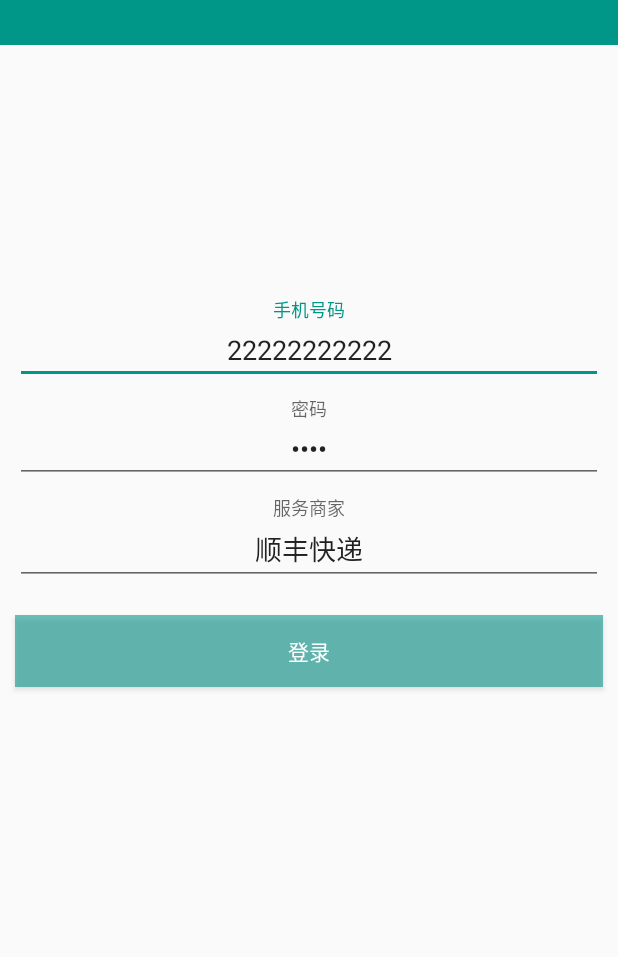
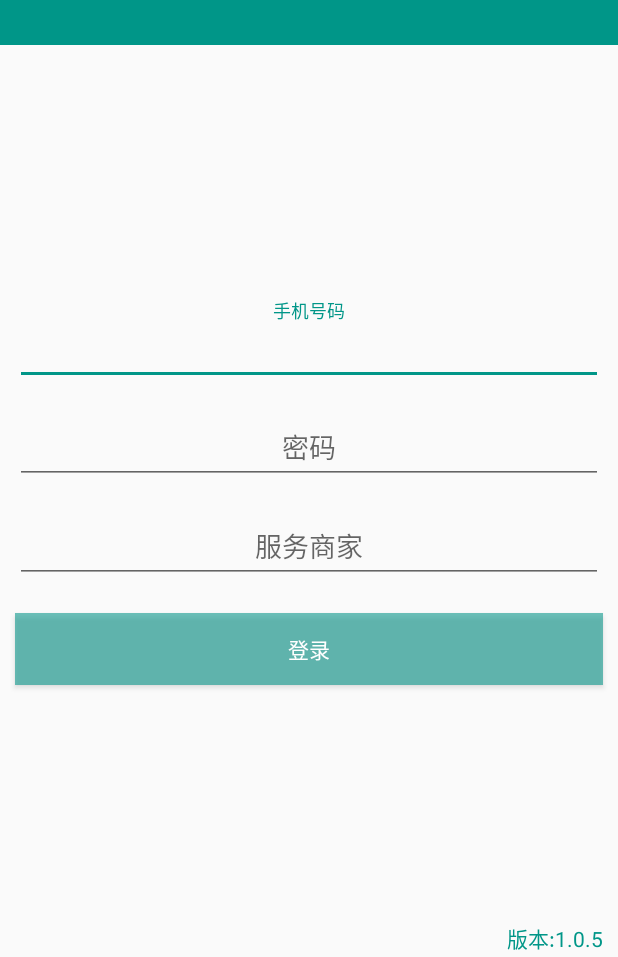
Before and after one commit to angcyo/OnDemand, an Android app: the screen it shows after launch (LoginActivity), on a phone screen of 412 x 824 dp, the part 279-1236 px from its top. Run offline under Robolectric (Android 15) with nearby library versions, the phone set to English and light mode, and no system bars; our stand-ins replace ButterKnife; libraries missing offline, so code that uses them is left out: com.orhanobut.hawk, com.readystatesoftware.systembartint, de.greenrobot.event; pictures from the network do not load; 9 statements that could not run were skipped.

Commit message:
MD5 验证加密

```diff
--- a/app/build.gradle
+++ b/app/build.gradle
@@ -9,7 +9,7 @@ android {
         minSdkVersion 14
         targetSdkVersion 23
         versionCode 1
-        versionName "1.0.4"
+        versionName "1.0.5"
     }
     buildTypes {
         release {
--- a/app/src/main/java/com/angcyo/ondemand/LoginActivity.java
+++ b/app/src/main/java/com/angcyo/ondemand/LoginActivity.java
@@ -5,7 +5,9 @@ import android.os.Bundle;
 import android.support.v7.widget.Toolbar;
 import android.widget.Button;
 import android.widget.EditText;
+import android.widget.TextView;
 
+import com.angcyo.ondemand.components.RConstant;
 import com.angcyo.ondemand.components.RWorkService;
 import com.angcyo.ondemand.components.RWorkThread;
 import com.angcyo.ondemand.control.RTableControl;
@@ -14,8 +16,10 @@ import com.angcyo.ondemand.event.EventNoNet;
 import com.angcyo.ondemand.model.TableCompany;
 import com.angcyo.ondemand.model.TableMember;
 import com.angcyo.ondemand.model.UserInfo;
+import com.angcyo.ondemand.util.MD5;
 import com.angcyo.ondemand.util.PopupTipWindow;
 import com.angcyo.ondemand.util.Util;
+import com.orhanobut.hawk.Hawk;
 
 import butterknife.Bind;
 import butterknife.ButterKnife;
@@ -28,6 +32,9 @@ import de.greenrobot.event.ThreadMode;
  * Created by angcyo on 15-09-27-027.
  */
 public class LoginActivity extends BaseActivity {
+    public static String KEY_USER_NAME = "user_name";
+    public static String KEY_USER_PW = "user_pw";
+    public static String KEY_USER_COMPANY = "user_company";
     @Bind(R.id.toolbar)
     Toolbar toolbar;
     @Bind(R.id.phone)
@@ -38,10 +45,10 @@ public class LoginActivity extends BaseActivity {
     EditText company;
     @Bind(R.id.login)
     Button login;
-
+    @Bind(R.id.app_ver)
+    TextView appVer;
     String strPhone, strPw, strCompany;
     UserInfo userInfo;
-
 
     @Override
     protected void initView(Bundle savedInstanceState) {
@@ -55,9 +62,11 @@ public class LoginActivity extends BaseActivity {
 
     @Override
     protected void initAfter() {
-        phone.setText("22222222222");
-        pw.setText("6666");
-        company.setText("顺丰快递");
+        appVer.setText("版本:" + RConstant.VERSION);
+
+        phone.setText(((String) Hawk.get(KEY_USER_NAME)));
+        pw.setText(((String) Hawk.get(KEY_USER_PW)));
+        company.setText(((String) Hawk.get(KEY_USER_COMPANY)));
 
         if (OdApplication.userInfo != null) {
             launchActivity(MainActivity.class);
@@ -114,7 +123,7 @@ public class LoginActivity extends BaseActivity {
     public void onEvent(EventLogin event) {
         hideDialogTip();
         for (TableMember member : RTableControl.members) {
-            if (member.getPhone().trim().equalsIgnoreCase(strPhone) && member.getPsw().trim().equals(strPw)) {//手机号 和密码 相等
+            if (member.getPhone().trim().equalsIgnoreCase(strPhone) && member.getPsw().trim().equals(MD5.toMD5(strPw))) {//手机号 和密码 相等
                 for (TableCompany company : RTableControl.companys) {
                     if (company.getSid() == member.getId_company() && company.getCaption().trim().equalsIgnoreCase(strCompany)) {//所属公司 相等
                         //登录成功
@@ -122,6 +131,12 @@ public class LoginActivity extends BaseActivity {
                         userInfo.member = member;
                         userInfo.company = company;
                         OdApplication.userInfo = userInfo;
+
+                        //保存登录信息
+                        Hawk.put(KEY_USER_NAME, strPhone);
+                        Hawk.put(KEY_USER_PW, strPw);
+                        Hawk.put(KEY_USER_COMPANY, strCompany);
+
                         RWorkService.addTask(new RWorkThread.TaskRunnable() {
                             @Override
                             public void run() {
--- a/app/src/main/java/com/angcyo/ondemand/components/RConstant.java
+++ b/app/src/main/java/com/angcyo/ondemand/components/RConstant.java
@@ -12,7 +12,7 @@ public class RConstant {
     //    public static String SER_IP = "oa.nslhzx.com";//保存服务器地址,先从文件读取, 如果文件没有, 默认采用此IP;
     public static String SER_IP = "120.197.25.113:8123";//保存服务器地址,先从文件读取, 如果文件没有, 默认采用此IP; 120.197.25.113:8123
     public static String DATA_VERSION = "1";//数据库版本，只有这个号和schoolname.asp 返回 里面的 dataversion 相同才能运行
-    public static String VERSION = "1.0.4";//
+    public static String VERSION = "1.0.5";//
 
     public static String SER_IP_FILE_PATH = "/mnt/sdcard/oaip.ini"; //默认IP文件路径: /mnt/sdcard/oaip.ini
 
--- a/app/src/main/res/layout/activity_login.xml
+++ b/app/src/main/res/layout/activity_login.xml
@@ -1,6 +1,7 @@
 <?xml version="1.0" encoding="utf-8"?>
 <RelativeLayout xmlns:android="http://schemas.android.com/apk/res/android"
     xmlns:app="http://schemas.android.com/apk/res-auto"
+    xmlns:tools="http://schemas.android.com/tools"
     android:layout_width="match_parent"
     android:layout_height="match_parent"
     android:fitsSystemWindows="true">
@@ -61,8 +62,8 @@
                 android:layout_height="wrap_content"
                 android:layout_margin="10dp"
                 android:gravity="center"
+                android:hint="密码"
                 android:inputType="textPassword"
-                android:hint="密码"
                 android:singleLine="true" />
         </android.support.design.widget.TextInputLayout>
 
@@ -86,9 +87,20 @@
             android:layout_height="wrap_content"
             android:layout_margin="10dp"
             android:background="@drawable/login_bg_selector"
-            android:textColor="@android:color/white"
             android:gravity="center"
-            android:text="登录" />
+            android:text="登录"
+            android:textColor="@android:color/white" />
     </LinearLayout>
 
+    <TextView
+        android:id="@+id/app_ver"
+        android:layout_width="wrap_content"
+        android:layout_height="wrap_content"
+        android:layout_alignParentBottom="true"
+        android:layout_alignParentRight="true"
+        android:layout_margin="2dp"
+        android:paddingRight="8dp"
+        android:textColor="@color/colorAccent"
+        tools:text="版本:1.2.3r" />
+
 </RelativeLayout>
```
Also changed, not shown: app/src/main/java/com/angcyo/ondemand/DetailActivity.java (+5 -2 lines), app/src/main/java/com/angcyo/ondemand/MainActivity.java (+8 -0 lines), app/src/main/java/com/angcyo/ondemand/event/EventUpdateAdapter.java (added, +7 -0 lines), app/src/main/java/com/angcyo/ondemand/util/MD5.java (+21 -0 lines).
